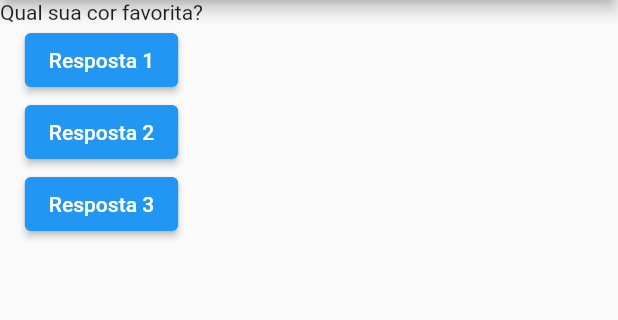
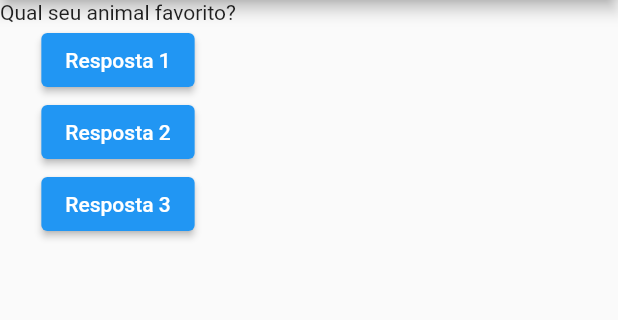
Before and after one commit to Rafael-Ramosc/App-Perguntas, a Flutter app: the screen it shows after launch, after a tap on "Resposta 1", on a phone screen of 412 x 824 dp, the part 84-404 px from its top. Run offline on Flutter 3.47's test engine with Material 2 defaults, Android fonts, the phone set to English and light mode, and no system bars.

Commit message:
estudo 24/04/2022

```diff
--- a/lib/main.dart
+++ b/lib/main.dart
@@ -4,14 +4,15 @@ main() {
   runApp(PerguntaApp());
 }
 
-class PerguntaApp extends StatelessWidget {
-  const PerguntaApp({Key? key}) : super(key: key);
-
+class PerguntaAppState extends State<PerguntaApp> {
   var perguntaSelecionada = 0;
 
   void responder() {
-    perguntaSelecionada++;
-    print('Respondido!');
+    setState(() {
+      perguntaSelecionada++;
+    });
+
+    print(perguntaSelecionada);
   }
 
   @override
@@ -29,7 +30,7 @@ class PerguntaApp extends StatelessWidget {
         ),
         body: Column(
           children: [
-            Text(perguntas[0]),
+            Text(perguntas[perguntaSelecionada]),
             ElevatedButton(
               onPressed: responder,
               child: Text('Resposta 1'),
@@ -50,3 +51,10 @@ class PerguntaApp extends StatelessWidget {
     );
   }
 }
+
+class PerguntaApp extends StatefulWidget {
+  @override
+  State<StatefulWidget> createState() {
+    return PerguntaAppState();
+  }
+}
```
